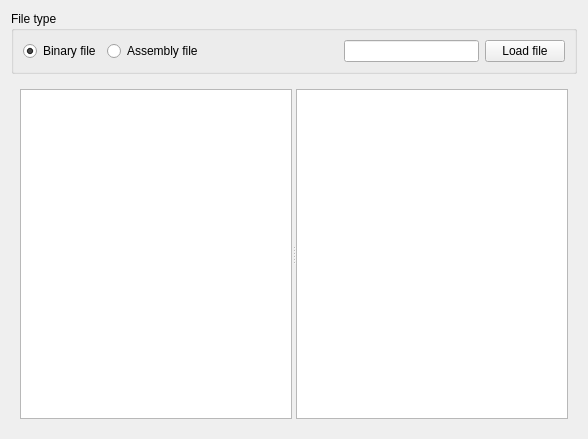
First picture: the form in src/programfiletab.ui, repository mortbopet/Ripes, before the edit.
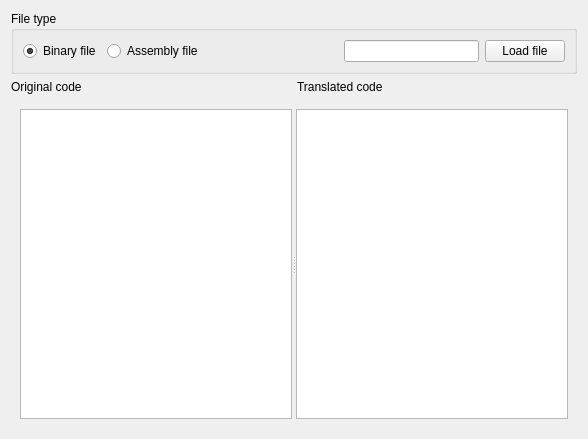
Second picture: the form after the edit. Custom widgets are drawn as their Qt base class.

The edit to the form file:
```diff
--- a/src/programfiletab.ui
+++ b/src/programfiletab.ui
@@ -69,6 +69,24 @@
        </layout>
       </widget>
      </item>
+     <item>
+      <layout class="QHBoxLayout" name="horizontalLayout">
+       <item>
+        <widget class="QLabel" name="label">
+         <property name="text">
+          <string>Original code</string>
+         </property>
+        </widget>
+       </item>
+       <item>
+        <widget class="QLabel" name="label_2">
+         <property name="text">
+          <string>Translated code</string>
+         </property>
+        </widget>
+       </item>
+      </layout>
+     </item>
      <item>
       <widget class="QStackedWidget" name="stackedWidget_2">
        <property name="currentIndex">
```
Left out of the diff: 2 changed lines with no effect on the pictures.
